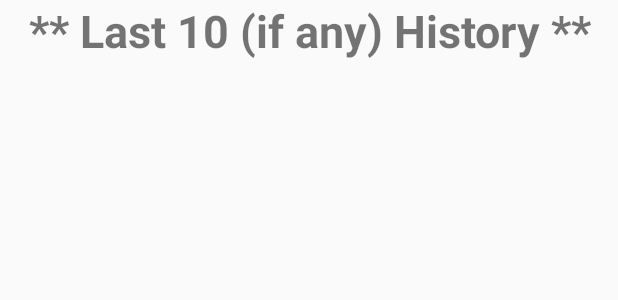
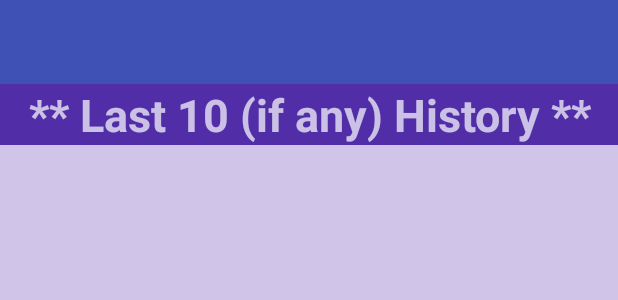
Before and after one commit to uddhavgautam/StopWatch, an Android app: the layout activity_main.xml on its own in the app's theme, with its tools: preview values and no code run, on a phone screen of 412 x 824 dp. Shown: the top 300 px of the screen. Run offline under Robolectric (Android 15) with nearby library versions, the phone set to English and light mode, and no system bars.

Commit message:
Completed Everything

```diff
--- a/app/src/main/AndroidManifest.xml
+++ b/app/src/main/AndroidManifest.xml
@@ -4,7 +4,7 @@
 
     <application
         android:allowBackup="true"
-        android:icon="@mipmap/ic_launcher"
+        android:icon="@drawable/hybridstopwatch"
         android:label="@string/app_name"
         android:roundIcon="@mipmap/ic_launcher_round"
         android:supportsRtl="true"
@@ -16,6 +16,10 @@
                 <category android:name="android.intent.category.LAUNCHER" />
             </intent-filter>
         </activity>
+        <activity
+            android:name=".View.Activity.AboutActivity"
+            android:parentActivityName="com.example.uddhav.stopwatch.View.Activity.AboutActivity" />
+
     </application>
 
 </manifest>
--- a/app/src/main/res/layout/activity_main.xml
+++ b/app/src/main/res/layout/activity_main.xml
@@ -7,12 +7,43 @@
     android:layout_weight="1"
     android:orientation="vertical">
 
+    <android.support.v7.widget.Toolbar
+        android:id="@+id/my_toolbar"
+        android:layout_width="match_parent"
+        android:layout_height="wrap_content"
+        android:background="@color/colorPrimary"
+        android:gravity="top|start"
+        android:minHeight="?attr/actionBarSize"
+        android:theme="?attr/actionBarTheme">
+
+        <LinearLayout
+            android:id="@+id/main_toolbar_layout"
+            android:layout_width="match_parent"
+            android:layout_height="wrap_content"
+            android:gravity="center"
+            android:orientation="vertical">
+
+            <TextView
+                android:id="@+id/main_toolbar_title"
+                android:layout_width="wrap_content"
+                android:layout_height="wrap_content"
+                android:layout_gravity="center|start"
+                android:layout_marginLeft="0dp"
+                android:gravity="center|start"
+                android:paddingLeft="0dp"
+                android:textSize="18sp"
+                android:textStyle="normal|bold" />
+        </LinearLayout>
+
+
+    </android.support.v7.widget.Toolbar>
+
 
     <FrameLayout xmlns:android="http://schemas.android.com/apk/res/android"
         android:id="@+id/stopWatchAdderRemoverLayoutFrag"
         android:layout_width="match_parent"
         android:layout_height="wrap_content"
-        android:background="@android:color/white"
+        android:background="@color/addremove"
         android:orientation="vertical"
         android:visibility="visible"
         app:layout_constraintBottom_toBottomOf="parent"
@@ -27,7 +58,7 @@
         android:id="@+id/stopWatchLayoutFrag"
         android:layout_width="match_parent"
         android:layout_height="wrap_content"
-        android:background="@android:color/white"
+        android:background="@color/stopwatch"
         android:orientation="vertical"
         android:visibility="visible"
         app:layout_constraintBottom_toBottomOf="parent"
@@ -45,6 +76,7 @@
         android:id="@+id/HistoryTextInfoTextView"
         android:layout_width="match_parent"
         android:layout_height="wrap_content"
+        android:background="@color/heading"
         android:gravity="center"
         android:text="** Last 10 (if any) History **"
         android:textSize="30sp"
@@ -55,7 +87,7 @@
         android:layout_width="match_parent"
         android:layout_height="0dp"
         android:layout_weight="1"
-        android:background="@android:color/transparent"
+        android:background="@color/listitem"
         android:orientation="vertical"
         android:visibility="visible"
         app:layout_constraintBottom_toBottomOf="parent"
--- a/app/src/main/res/layout/fragment_stop_watch.xml
+++ b/app/src/main/res/layout/fragment_stop_watch.xml
@@ -3,7 +3,6 @@
     android:id="@+id/stopWatchAddRemoveFrag"
     android:layout_width="match_parent"
     android:layout_height="match_parent"
-    android:background="@color/colorAccent"
     tools:context="com.example.uddhav.stopwatch.View.Fragment.StopWatchFragment">
 
     <android.support.v7.widget.RecyclerView
--- a/app/src/main/res/layout/fragment_stop_watch_history.xml
+++ b/app/src/main/res/layout/fragment_stop_watch_history.xml
@@ -3,6 +3,7 @@
     android:id="@+id/stopWatchHistoryFrag"
     android:layout_width="match_parent"
     android:layout_height="match_parent"
+    android:background="@color/listitemadded"
     android:orientation="vertical">
 
     <android.support.v7.widget.RecyclerView
--- a/app/src/main/res/layout/row_for_stopwatch_history_recyclerview.xml
+++ b/app/src/main/res/layout/row_for_stopwatch_history_recyclerview.xml
@@ -5,7 +5,7 @@
     android:layout_width="match_parent"
     android:layout_height="wrap_content"
     android:layout_margin="1dp"
-    android:background="?android:attr/textColorHighlightInverse"
+    android:backgroundTint="@color/listitemadded"
     android:orientation="horizontal"
     android:visibility="visible">
 
--- a/app/src/main/res/layout/row_for_stopwatch_recyclerview.xml
+++ b/app/src/main/res/layout/row_for_stopwatch_recyclerview.xml
@@ -4,7 +4,6 @@
     android:layout_width="match_parent"
     android:layout_height="wrap_content"
     android:layout_margin="1dp"
-    android:background="@android:color/holo_blue_dark"
     android:orientation="horizontal">
 
 
--- a/app/src/main/res/values/colors.xml
+++ b/app/src/main/res/values/colors.xml
@@ -1,6 +1,13 @@
 <?xml version="1.0" encoding="utf-8"?>
 <resources>
-    <color name="colorPrimary">#3F51B5</color>
+    <color name="colorPrimary">#3f51b5</color>
     <color name="colorPrimaryDark">#303F9F</color>
     <color name="colorAccent">#ff4081</color>
+    <color name="toolbar">#311B92</color>
+    <color name="addremove">#7e57c2</color>
+    <color name="background">#ede7f6</color>
+    <color name="listitem">#D1C4E9</color>
+    <color name="listitemadded">#9575cd</color>
+    <color name="heading">#512DA8</color>
+    <color name="stopwatch">#b39ddb</color>
 </resources>
--- a/app/src/main/res/values/strings.xml
+++ b/app/src/main/res/values/strings.xml
@@ -1,5 +1,5 @@
 <resources>
-    <string name="app_name">StopWatch</string>
+    <string name="app_name">Stop-Watch!</string>
 
     <!-- TODO: Remove or change this placeholder text -->
     <string name="hello_blank_fragment">Hello blank fragment</string>
--- a/app/src/main/res/values/styles.xml
+++ b/app/src/main/res/values/styles.xml
@@ -1,7 +1,7 @@
 <resources>
 
     <!-- Base application theme. -->
-    <style name="AppTheme" parent="Theme.AppCompat.Light.DarkActionBar">
+    <style name="AppTheme" parent="Theme.AppCompat.NoActionBar">
         <!-- Customize your theme here. -->
         <item name="colorPrimary">@color/colorPrimary</item>
         <item name="colorPrimaryDark">@color/colorPrimaryDark</item>
```
Also changed, not shown: app/src/main/java/com/example/uddhav/stopwatch/View/Activity/AboutActivity.java (added, +51 -0 lines), app/src/main/java/com/example/uddhav/stopwatch/View/Activity/MainActivity.java (+35 -0 lines), app/src/main/res/layout/activity_about.xml (added, +55 -0 lines), app/src/main/res/menu/stop_watch_menu.xml (added, +7 -0 lines), app/src/main/res/drawable/hybridstopwatch.png (added), app/src/main/res/drawable/ic_launcher.png (added), app/src/main/res/drawable/icon.png (added).
